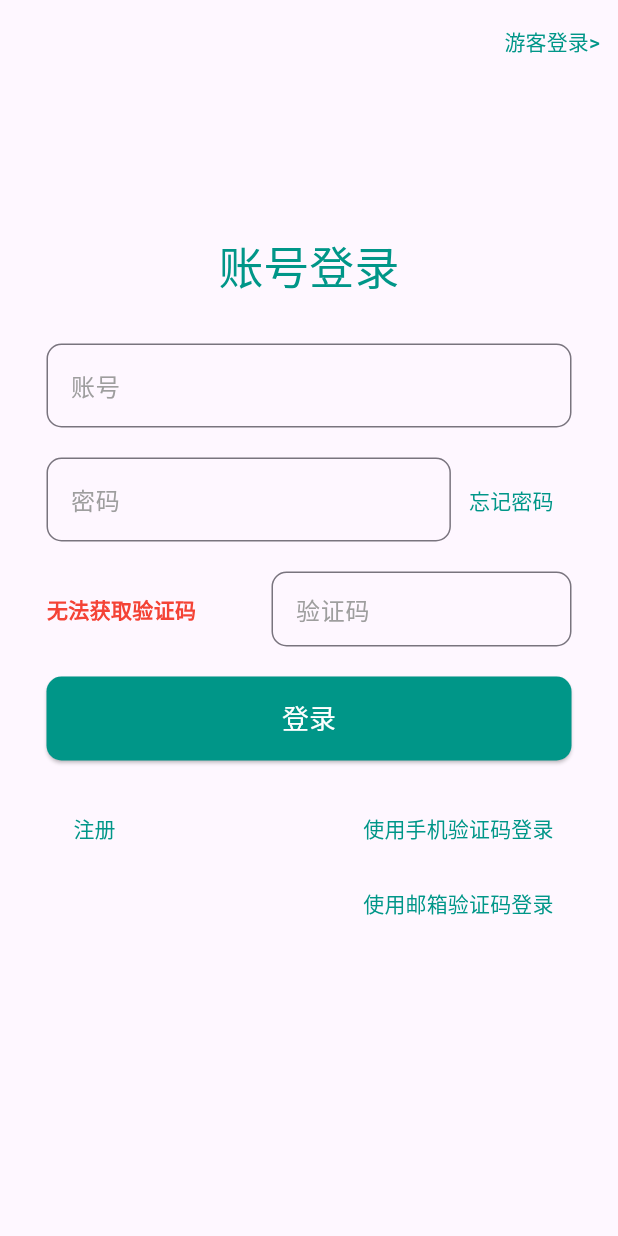
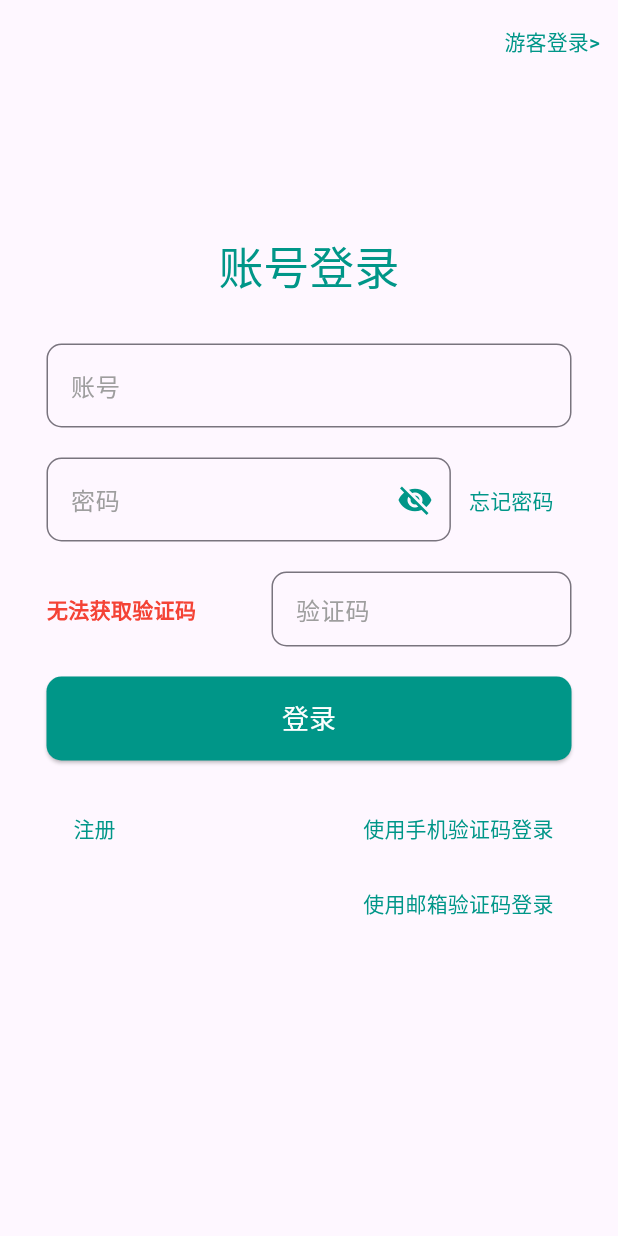
Before and after one commit to IHLZH/jiayuan, a Flutter app: the LoginPage screen opened by its route, after a tap on "登录", on a phone screen of 412 x 824 dp. Run offline on Flutter 3.47's test engine with Material 3 defaults, Android fonts, the phone set to English and light mode, and no system bars; drawn by our look-alikes of oktoast; our stand-ins replace cached_network_image, cookie_jar, dio, dio_cookie_manager, flutter_screenutil, flutter_swiper_view and 1 more; missing offline and left inert: custom_pop_up_menu, dart:ffi, flustars; accounts and stored records are empty; network calls fail.

Commit message:
更改密码可视化

```diff
--- a/lib/page/login_page/login_page.dart
+++ b/lib/page/login_page/login_page.dart
@@ -32,6 +32,7 @@ class _LoginPageState extends State<LoginPage> {
   FocusNode _accountFocusNode = FocusNode();
   FocusNode _passwordFocusNode = FocusNode();
   FocusNode _captchaFocusNode = FocusNode();
+  bool _isPasswordVisible = false; // 新增变量，用于控制密码是否可见
 
   @override
   void initState() {
@@ -109,34 +110,16 @@ class _LoginPageState extends State<LoginPage> {
     final String password = _passwordController.text;
     final String url = UrlPath.loginUrl + "?countId=$account&password=$password" + "&captchaCode=$captcha";
 
-    // final String url = "/sss";
-
     try {
       final response = await DioInstance.instance().post(path: url);
-      if(isProduction)print("res: $response");
-      // if(isProduction)print("statusCode : ${response.statusCode}");
-      // if(isProduction)print("statusmessage : ${response.statusMessage}");
-      // if(isProduction)print("code : ${response.data["code"]}");
-      // if(isProduction)print("message : ${response.data["message"]}");
-      if(isProduction)print("data: ${response.data["data"]}");
-      // if(isProduction)print("res header: ${response.headers['Authorization']}");
-
-      if (response.statusCode == 200&&response.data["code"]==200) {
+      if (response.statusCode == 200 && response.data["code"] == 200) {
         final data = response.data;
-
-        if(isProduction)print("type ${data["data"].runtimeType}");
-
-        // 处理用户信息
         Global.userInfo = User.fromJson(data["data"]);
-
-        // 处理 Authorization 头部
         final List<String> token = response.headers["Authorization"] as List<String>;
         Global.token = token.first;
-
         if (isProduction) print("userInfo: ${Global.userInfo.toString()}");
         if (isProduction) print("token: ${Global.token}");
-
-        // _jumpToTab();
+        _jumpToTab();
       } else {
         if (isProduction) print('Login failed: ${response}');
       }
@@ -208,6 +191,7 @@ class _LoginPageState extends State<LoginPage> {
                               child: TextField(
                                 controller: _passwordController,
                                 focusNode: _passwordFocusNode,
+                                obscureText: !_isPasswordVisible, // 控制密码是否可见
                                 decoration: InputDecoration(
                                   labelText: "密码",
                                   labelStyle: TextStyle(
@@ -223,6 +207,19 @@ class _LoginPageState extends State<LoginPage> {
                                         color: Theme.of(context).primaryColor,
                                         width: 2.0),
                                     borderRadius: BorderRadius.circular(10),
+                                  ),
+                                  suffixIcon: IconButton(
+                                    icon: Icon(
+                                      _isPasswordVisible
+                                          ? Icons.visibility
+                                          : Icons.visibility_off,
+                                      color: Theme.of(context).primaryColor,
+                                    ),
+                                    onPressed: () {
+                                      setState(() {
+                                        _isPasswordVisible = !_isPasswordVisible;
+                                      });
+                                    },
                                   ),
                                 ),
                               ),
```
